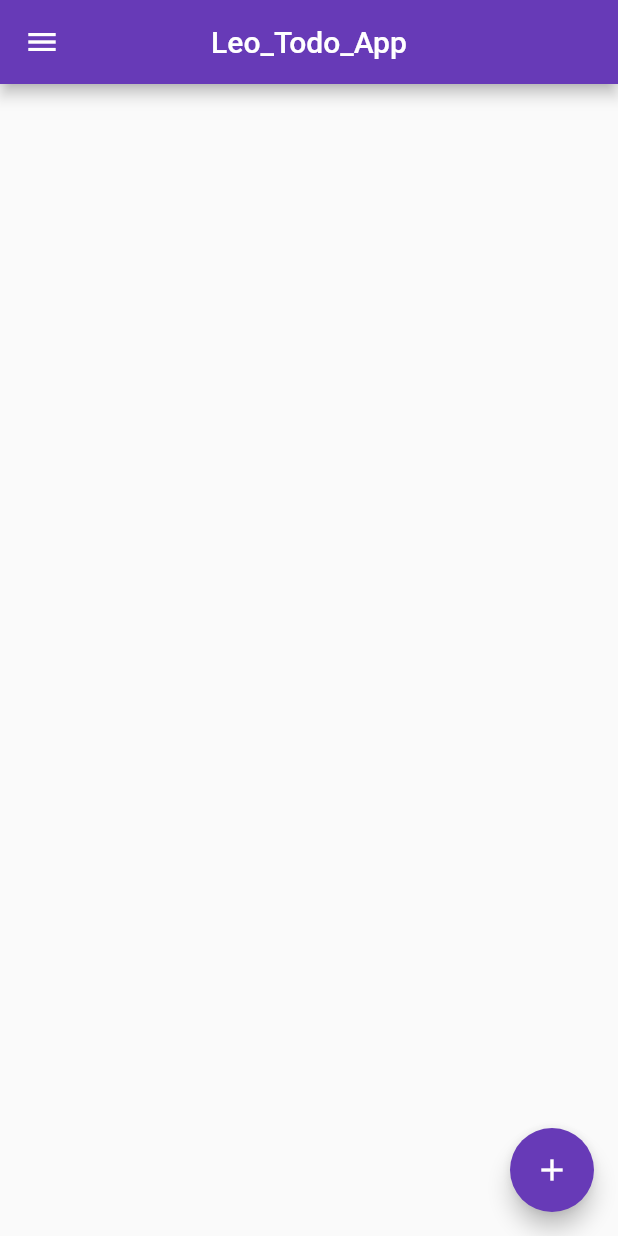
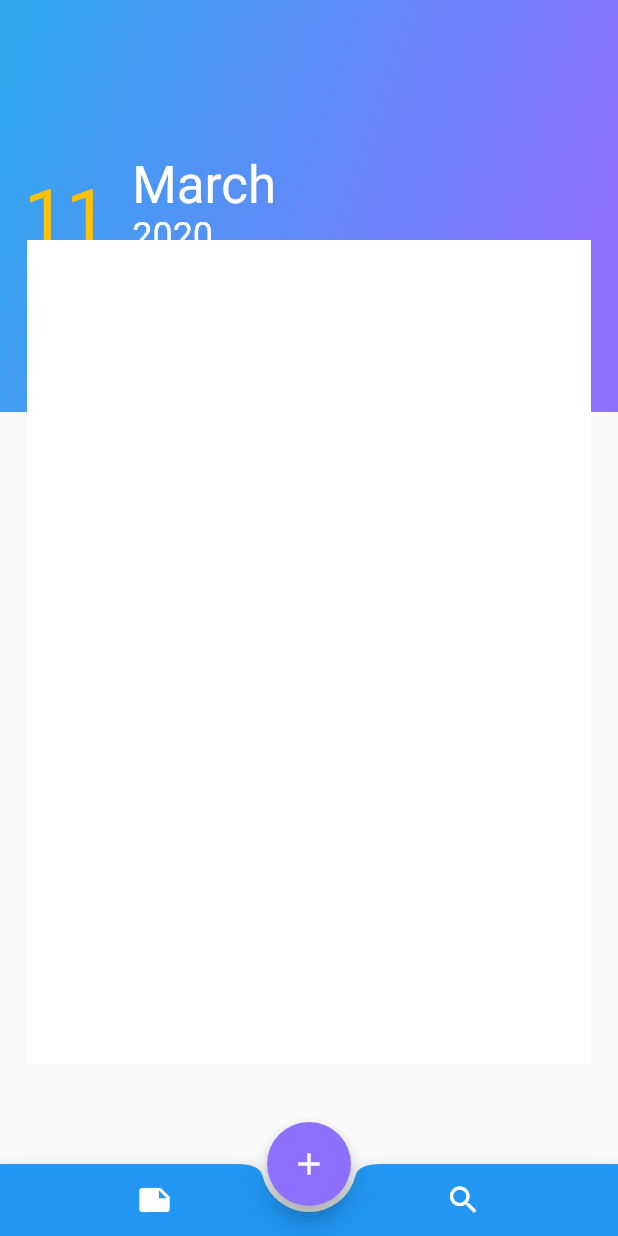
Before and after one commit to uzairleo/Leo_TodoApp-using-SqfLite-plugin-, a Flutter app: the screen it shows after launch, on a phone screen of 412 x 824 dp. Run offline on Flutter 3.47's test engine with Material 2 defaults, Android fonts, the phone set to English and light mode, and no system bars; our stand-ins replace rflutter_alert, sqflite; accounts and stored records are empty.

Commit message:
wrap the whole code from simple ui to Fancy UI

```diff
--- a/lib/screens/Todo_Detail.dart
+++ b/lib/screens/Todo_Detail.dart
@@ -318,7 +318,7 @@ if(result!=0)
     alertType: AlertType.success,
     bFunction: (){
 
-      Navigator.of(context).pop();
+            Navigator.of(context).pop();
 
     });
 }else{
--- a/lib/screens/Todo_list.dart
+++ b/lib/screens/Todo_list.dart
@@ -1,4 +1,5 @@
 import 'package:flutter/material.dart';
+import 'package:intl/intl.dart';
 import 'package:leo_todo_app/screens/Todo_Detail.dart';
 import 'dart:async';
 import 'package:leo_todo_app/Models/Note.dart';
@@ -14,6 +15,9 @@ class _TodolistState extends State<Todolist> {
   int count=0;//count for list size
 
   DatabaseHelper databaseHelper=DatabaseHelper();
+  String day=DateFormat.d().format(DateTime.now());
+  String month=DateFormat.MMMM().format(DateTime.now());
+  String year=DateFormat.y().format(DateTime.now());
   List<Note> notelist;
   @override
   Widget build(BuildContext context)
@@ -24,34 +28,77 @@ class _TodolistState extends State<Todolist> {
       updateListview();
     }
     return Scaffold(
-      appBar: AppBar(
-        title:Text("Leo_Todo_App"),
-        centerTitle: true,
+
+              bottomNavigationBar: BottomAppBar(
+                color:Colors.blue,
+                shape:CircularNotchedRectangle(),
+                child:Row(
+                  mainAxisAlignment: MainAxisAlignment.spaceAround,
+                  children: <Widget>[
+                    IconButton(
+                      icon:Icon(Icons.note),
+                      color: Colors.white,
+                      onPressed: (){}),
+
+                    IconButton(
+                      icon:Icon(Icons.search),
+                      color: Colors.white,
+                      onPressed: (){}),
+
+                  ],)
               ),
-           drawer: Drawer(
-             child: Column(
-                children: <Widget>[
-                  Container(
-                    height:300,
-                    color:Colors.deepPurple,
-                    child:Center(
-                      child: Icon(Icons.tag_faces,size: 200,color:Colors.white60),
-                    ),
-                  )
-                ],
-             )
-             ,
-             elevation: 3.0,
-              ),
+              floatingActionButtonLocation: FloatingActionButtonLocation.centerDocked,
               floatingActionButton: FloatingActionButton(
                 tooltip: "add new note",
                 child: Icon(Icons.add),
+                backgroundColor:  Color(0xff8d70fe),
                 onPressed: ()
                 {
                   navigateToNextScreen(Note('','',2),appBar: "Add Note");
                 },
               ),
-              body:todoBody(),
+              body:Container(
+                width: MediaQuery.of(context).size.width,
+                height: MediaQuery.of(context).size.height,
+                child: Stack(
+                    children: <Widget>[
+                      Positioned(child: Container(
+                        width:MediaQuery.of(context).size.width,
+                        height:MediaQuery.of(context).size.height/3,
+                        decoration:BoxDecoration(
+                          color: Color(0xff5a348b),
+                          gradient: LinearGradient(
+                            colors: [Color(0xff8d70fe),Color(0xff2da9ef)],
+                            begin:Alignment.centerRight,
+                            end: Alignment(-1.0,-1.0),
+                            )
+                        ),
+                        child:_dateContent(),
+                      )),
+                    Positioned(
+                      top: 160,
+                      left: 18.0,
+                      right: 18.0,
+                     child: Container(
+                       color: Colors.white,
+                       width: 380,
+                       height: MediaQuery.of(context).size.height/1.5,
+                        child:  todoBody(),
+                     ),)
+
+                    ],
+                ),
+              ),
+              );
+  }
+  Widget _dateContent()
+  {
+    return Align(
+                child: ListTile(
+                leading:Text(day,style:TextStyle(fontSize: 50.0,color:Colors.amber)),
+                title: Text(month,style:TextStyle(fontSize: 34.0,color:Colors.white)),
+                 subtitle: Text(year,style:TextStyle(fontSize: 24.0,color:Colors.white)),
+                          ),
                         );
   }
   ListView todoBody()
@@ -60,7 +107,9 @@ class _TodolistState extends State<Todolist> {
       itemCount: count,
       itemBuilder: (context,index)
       {
-        return  Card(
+        return  Padding(
+          padding: const EdgeInsets.only(left: 20.0,right:20.0,bottom: 10.0),
+          child: Card(
                 elevation:  4.0,
                  child: InkWell(
                    onTap: (){
@@ -80,6 +129,7 @@ class _TodolistState extends State<Todolist> {
                       //deleteButtonLogic Here
                       delete(context, notelist[index]);
                        })
+                       ),
                  ),
           ),
         );
```
Lines whose indentation alone changed are shown as unchanged.
